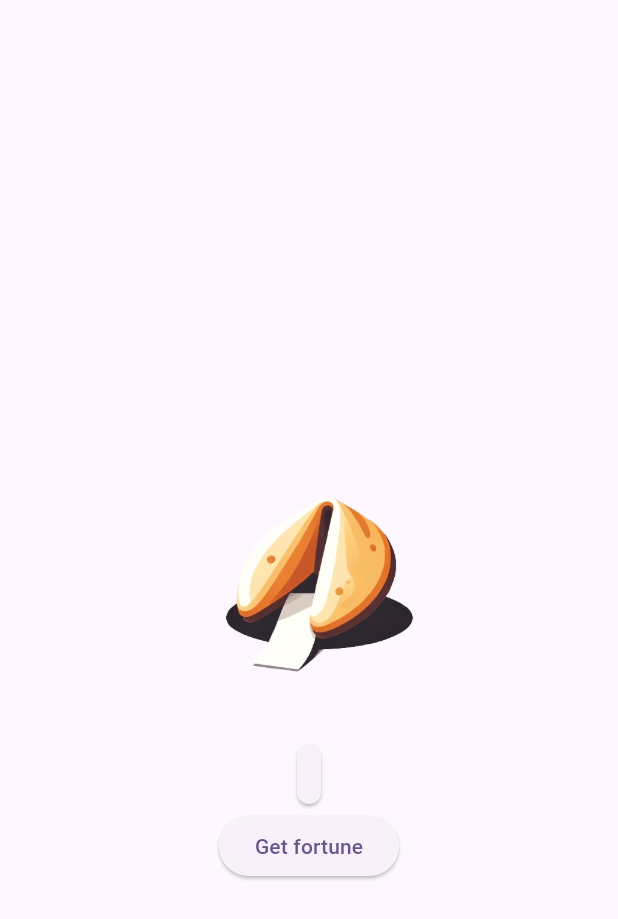
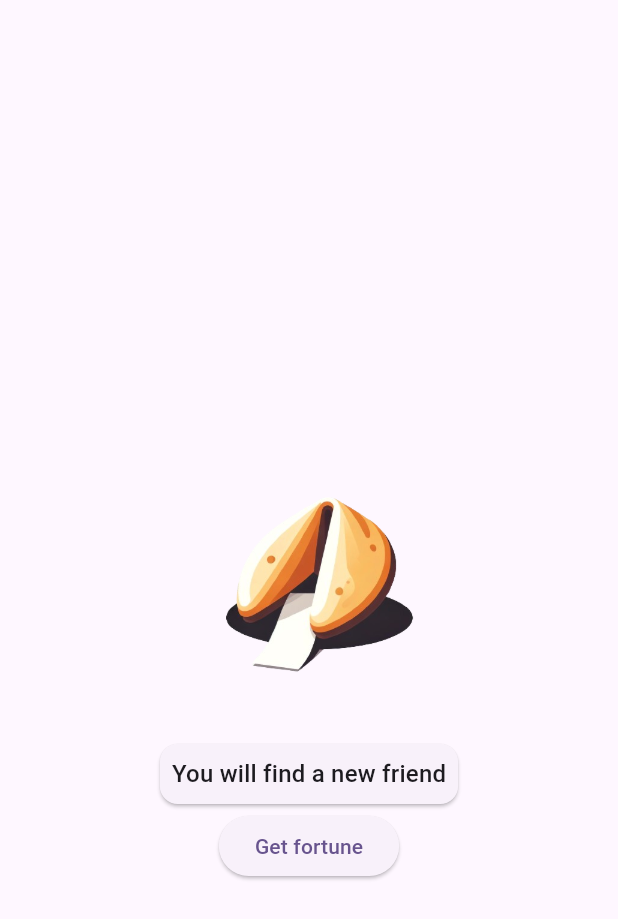
Before and after one commit to cwong8751/fortune-cookie, a Flutter app: the screen it shows after launch, on a phone screen of 412 x 824 dp. Shown: the top 919 px of the screen. Run offline on Flutter 3.47's test engine with Material 3 defaults, Android fonts, the phone set to English and light mode, and no system bars; missing offline and left inert: dart:js_interop.

Commit message:
section 8 40

```diff
--- a/lib/main.dart
+++ b/lib/main.dart
@@ -1,8 +1,14 @@
+import 'dart:js_interop';
 import 'dart:math';
 import 'package:flutter/material.dart';
+import 'package:fortune_cookie/providers/FortuneModel.dart';
+import 'package:provider/provider.dart';
 
 void main() {
-  runApp(const MyApp());
+  runApp(ChangeNotifierProvider(
+    create: (context) => FortuneModel(),
+    child: const MyApp(),
+  ));
 }
 
 class MyApp extends StatelessWidget {
@@ -47,21 +53,10 @@ class _MyHomePageState extends State<MyHomePage> {
     "Do one thing every day that scares you"
   ];
 
-  void _randomFortune() {
-    var random = Random();
-    int fortune = random.nextInt(_fortuneList.length);
-
-    setState(() {
-      _currentFortune = _fortuneList[fortune];
-      print("State change==>: $_currentFortune");
-    });
-
-    print(_currentFortune);
-  }
-
   @override
   Widget build(BuildContext context) {
-    print("Building the widget");
+    final fortune = Provider.of<FortuneModel>(context);
+
     return Scaffold(
       appBar: AppBar(),
       body: Center(
@@ -80,13 +75,14 @@ class _MyHomePageState extends State<MyHomePage> {
               child: Padding(
                 padding: const EdgeInsets.all(8.0),
                 child: Text(
-                  '${_currentFortune}',
+                  fortune.currentFortune,
                   style: Theme.of(context).textTheme.titleMedium,
                 ),
               ),
             ),
             ElevatedButton(
-                onPressed: _randomFortune, child: const Text('Get fortune'))
+                onPressed: () => fortune.getNewFortune,
+                child: const Text('Get fortune'))
           ],
         ),
       ),
--- /dev/null
+++ b/lib/providers/FortuneModel.dart
@@ -0,0 +1,38 @@
+import 'dart:math';
+
+import 'package:flutter/material.dart';
+
+class FortuneModel extends ChangeNotifier {
+  String _currentFortune = "";
+
+  final _fortuneList = [
+    "You will find a new friend",
+    "You will find a new friend tomorrow",
+    "A truly rich life contains love and art in abundance",
+    "Accept something that you cannot change",
+    "Adventure can be real happiness",
+    "Advice is like kissing",
+    "Advice, when most needed, is least needed",
+    "Spread love everywhere you go",
+    "Well done is better than well said",
+    "Do one thing every day that scares you"
+  ];
+
+  String get currentFortune => _currentFortune;
+
+  FortuneModel() {
+    _generateRandomFortune();
+  }
+
+  void _generateRandomFortune() {
+    var random = Random();
+    int randNum = random.nextInt(_fortuneList.length);
+    _currentFortune = _fortuneList[randNum];
+
+    notifyListeners();
+  }
+
+  void getNewFortune() {
+    _generateRandomFortune();
+  }
+}
--- a/pubspec.yaml
+++ b/pubspec.yaml
@@ -35,6 +35,7 @@ dependencies:
   # The following adds the Cupertino Icons font to your application.
   # Use with the CupertinoIcons class for iOS style icons.
   cupertino_icons: ^1.0.6
+  provider: ^6.1.2
 
 dev_dependencies:
   flutter_test:
```
Also changed, not shown: pubspec.lock.
